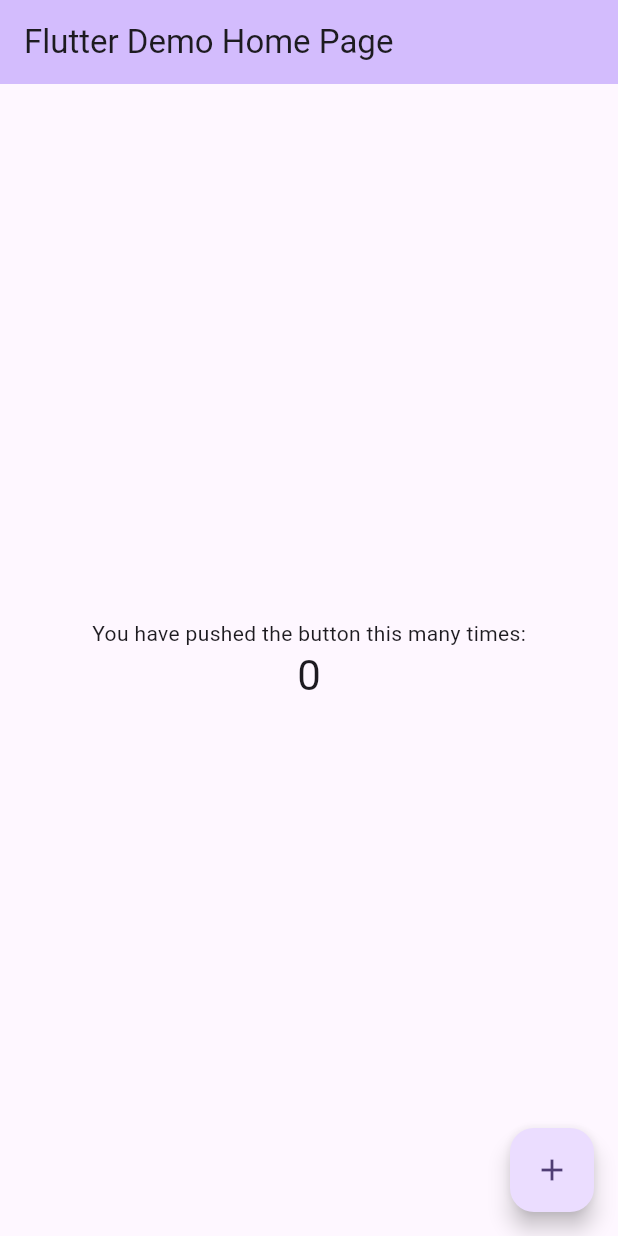
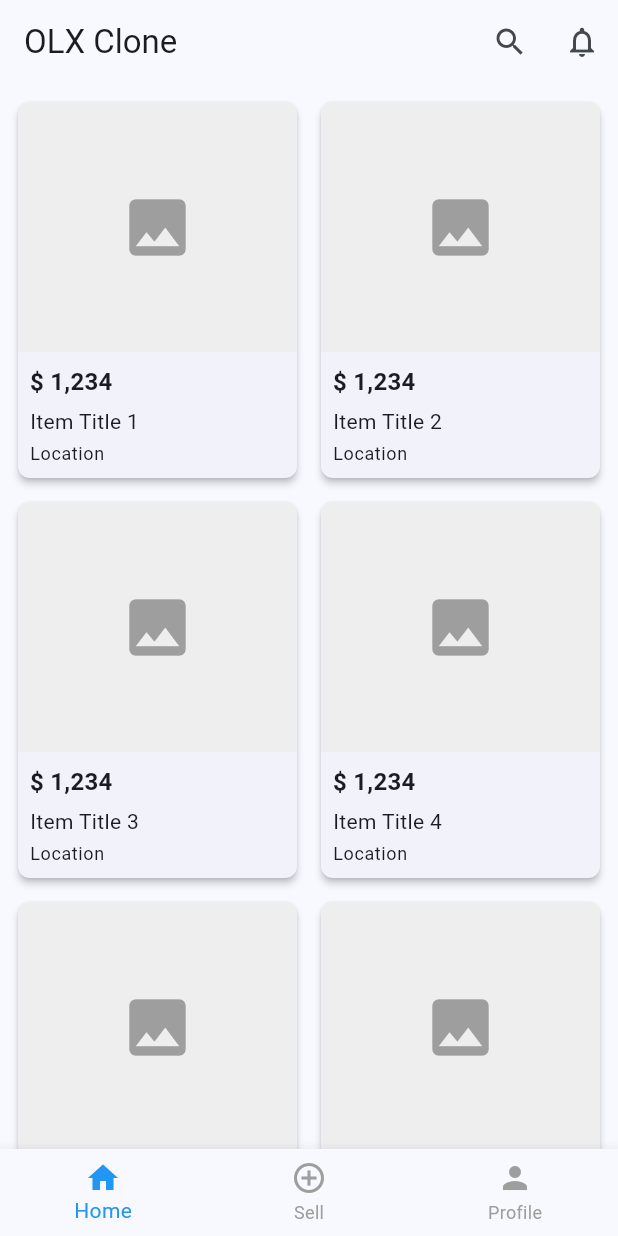
Before and after one commit to could-ai/019a5247-4398-7094-bb9b-b6be97794241, a Flutter app: the screen it shows after launch, on a phone screen of 412 x 824 dp. Run offline on Flutter 3.47's test engine with Material 3 defaults, Android fonts, the phone set to English and light mode, and no system bars.

```diff
--- a/usr/lib/main.dart
+++ b/usr/lib/main.dart
@@ -1,4 +1,5 @@
 import 'package:flutter/material.dart';
+import 'package:couldai_user_app/screens/splash_screen.dart';
 
 void main() {
   runApp(const MyApp());
@@ -7,114 +8,16 @@ void main() {
 class MyApp extends StatelessWidget {
   const MyApp({super.key});
 
-  // This widget is the root of your application.
   @override
   Widget build(BuildContext context) {
     return MaterialApp(
-      title: 'Flutter Demo',
+      title: 'OLX Clone',
       debugShowCheckedModeBanner: false,
       theme: ThemeData(
-        // This is the theme of your application.
-        //
-        // TRY THIS: Try running your application with "flutter run". You'll see
-        // the application has a purple toolbar. Then, without quitting the app,
-        // try changing the seedColor in the colorScheme below to Colors.green
-        // and then invoke "hot reload" (save your changes or press the "hot
-        // reload" button in a Flutter-supported IDE, or press "r" if you used
-        // the command line to start the app).
-        //
-        // Notice that the counter didn't reset back to zero; the application
-        // state is not lost during the reload. To reset the state, use hot
-        // restart instead.
-        //
-        // This works for code too, not just values: Most code changes can be
-        // tested with just a hot reload.
-        colorScheme: ColorScheme.fromSeed(seedColor: Colors.deepPurple),
+        colorScheme: ColorScheme.fromSeed(seedColor: Colors.blue),
+        useMaterial3: true,
       ),
-      home: const MyHomePage(title: 'Flutter Demo Home Page'),
+      home: const SplashScreen(),
     );
   }
 }
-
-class MyHomePage extends StatefulWidget {
-  const MyHomePage({super.key, required this.title});
-
-  // This widget is the home page of your application. It is stateful, meaning
-  // that it has a State object (defined below) that contains fields that affect
-  // how it looks.
-
-  // This class is the configuration for the state. It holds the values (in this
-  // case the title) provided by the parent (in this case the App widget) and
-  // used by the build method of the State. Fields in a Widget subclass are
-  // always marked "final".
-
-  final String title;
-
-  @override
-  State<MyHomePage> createState() => _MyHomePageState();
-}
-
-class _MyHomePageState extends State<MyHomePage> {
-  int _counter = 0;
-
-  void _incrementCounter() {
-    setState(() {
-      // This call to setState tells the Flutter framework that something has
-      // changed in this State, which causes it to rerun the build method below
-      // so that the display can reflect the updated values. If we changed
-      // _counter without calling setState(), then the build method would not be
-      // called again, and so nothing would appear to happen.
-      _counter++;
-    });
-  }
-
-  @override
-  Widget build(BuildContext context) {
-    // This method is rerun every time setState is called, for instance as done
-    // by the _incrementCounter method above.
-    //
-    // The Flutter framework has been optimized to make rerunning build methods
-    // fast, so that you can just rebuild anything that needs updating rather
-    // than having to individually change instances of widgets.
-    return Scaffold(
-      appBar: AppBar(
-        // TRY THIS: Try changing the color here to a specific color (to
-        // Colors.amber, perhaps?) and trigger a hot reload to see the AppBar
-        // change color while the other colors stay the same.
-        backgroundColor: Theme.of(context).colorScheme.inversePrimary,
-        // Here we take the value from the MyHomePage object that was created by
-        // the App.build method, and use it to set our appbar title.
-        title: Text(widget.title),
-      ),
-      body: Center(
-        // Center is a layout widget. It takes a single child and positions it
-        // in the middle of the parent.
-        child: Column(
-          // Column is also a layout widget. It takes a list of children and
-          // arranges them vertically. By default, it sizes itself to fit its
-          // children horizontally, and tries to be as tall as its parent.
-          //
-          // Column has various properties to control how it sizes itself and
-          // how it positions its children. Here we use mainAxisAlignment to
-          // center the children vertically; the main axis here is the vertical
-          // axis because Columns are vertical (the cross axis would be
-          // horizontal).
-          //
-          // TRY THIS: Invoke "debug painting" (choose the "Toggle Debug Paint"
-          // action in the IDE, or press "p" in the console), to see the
-          // wireframe for each widget.
-          mainAxisAlignment: MainAxisAlignment.center,
-          children: <Widget>[
-            const Text('You have pushed the button this many times:'),
-            Text('$_counter', style: Theme.of(context).textTheme.headlineMedium),
-          ],
-        ),
-      ),
-      floatingActionButton: FloatingActionButton(
-        onPressed: _incrementCounter,
-        tooltip: 'Increment',
-        child: const Icon(Icons.add),
-      ), // This trailing comma makes auto-formatting nicer for build methods.
-    );
-  }
-}
--- /dev/null
+++ b/usr/lib/screens/home_screen.dart
@@ -0,0 +1,84 @@
+import 'package:flutter/material.dart';
+
+class HomeScreen extends StatelessWidget {
+  const HomeScreen({super.key});
+
+  @override
+  Widget build(BuildContext context) {
+    return Scaffold(
+      appBar: AppBar(
+        title: const Text('OLX Clone'),
+        actions: [
+          IconButton(
+            icon: const Icon(Icons.search),
+            onPressed: () {
+              // Handle search action
+            },
+          ),
+          IconButton(
+            icon: const Icon(Icons.notifications_none),
+            onPressed: () {
+              // Handle notifications action
+            },
+          ),
+        ],
+      ),
+      body: GridView.builder(
+        padding: const EdgeInsets.all(8.0),
+        gridDelegate: const SliverGridDelegateWithFixedCrossAxisCount(
+          crossAxisCount: 2,
+          crossAxisSpacing: 8.0,
+          mainAxisSpacing: 8.0,
+          childAspectRatio: 0.75,
+        ),
+        itemCount: 20, // Placeholder item count
+        itemBuilder: (context, index) {
+          return Card(
+            clipBehavior: Clip.antiAlias,
+            elevation: 2.0,
+            shape: RoundedRectangleBorder(
+              borderRadius: BorderRadius.circular(8.0),
+            ),
+            child: Column(
+              crossAxisAlignment: CrossAxisAlignment.start,
+              children: [
+                Expanded(
+                  child: Container(
+                    color: Colors.grey[200],
+                    child: const Center(
+                      child: Icon(Icons.image, size: 50, color: Colors.grey),
+                    ),
+                  ),
+                ),
+                Padding(
+                  padding: const EdgeInsets.all(8.0),
+                  child: Column(
+                    crossAxisAlignment: CrossAxisAlignment.start,
+                    children: [
+                      Text(
+                        '\$ 1,234',
+                        style: Theme.of(context).textTheme.titleMedium?.copyWith(fontWeight: FontWeight.bold),
+                      ),
+                      const SizedBox(height: 4),
+                      Text(
+                        'Item Title ${index + 1}',
+                        style: Theme.of(context).textTheme.bodyMedium,
+                        maxLines: 1,
+                        overflow: TextOverflow.ellipsis,
+                      ),
+                      const SizedBox(height: 4),
+                      Text(
+                        'Location',
+                        style: Theme.of(context).textTheme.bodySmall,
+                      ),
+                    ],
+                  ),
+                ),
+              ],
+            ),
+          );
+        },
+      ),
+    );
+  }
+}
--- /dev/null
+++ b/usr/lib/screens/main_screen.dart
@@ -0,0 +1,56 @@
+import 'package:flutter/material.dart';
+import 'package:couldai_user_app/screens/home_screen.dart';
+import 'package:couldai_user_app/screens/post_ad_screen.dart';
+import 'package:couldai_user_app/screens/profile_screen.dart';
+
+class MainScreen extends StatefulWidget {
+  const MainScreen({super.key});
+
+  @override
+  State<MainScreen> createState() => _MainScreenState();
+}
+
+class _MainScreenState extends State<MainScreen> {
+  int _selectedIndex = 0;
+
+  static const List<Widget> _widgetOptions = <Widget>[
+    HomeScreen(),
+    PostAdScreen(),
+    ProfileScreen(),
+  ];
+
+  void _onItemTapped(int index) {
+    setState(() {
+      _selectedIndex = index;
+    });
+  }
+
+  @override
+  Widget build(BuildContext context) {
+    return Scaffold(
+      body: Center(
+        child: _widgetOptions.elementAt(_selectedIndex),
+      ),
+      bottomNavigationBar: BottomNavigationBar(
+        items: const <BottomNavigationBarItem>[
+          BottomNavigationBarItem(
+            icon: Icon(Icons.home),
+            label: 'Home',
+          ),
+          BottomNavigationBarItem(
+            icon: Icon(Icons.add_circle_outline),
+            label: 'Sell',
+          ),
+          BottomNavigationBarItem(
+            icon: Icon(Icons.person),
+            label: 'Profile',
+          ),
+        ],
+        currentIndex: _selectedIndex,
+        selectedItemColor: Colors.blue,
+        unselectedItemColor: Colors.grey,
+        onTap: _onItemTapped,
+      ),
+    );
+  }
+}
```
Also changed, not shown: usr/lib/screens/post_ad_screen.dart (added, +17 -0 lines), usr/lib/screens/profile_screen.dart (added, +17 -0 lines), usr/lib/screens/splash_screen.dart (added, +47 -0 lines).
